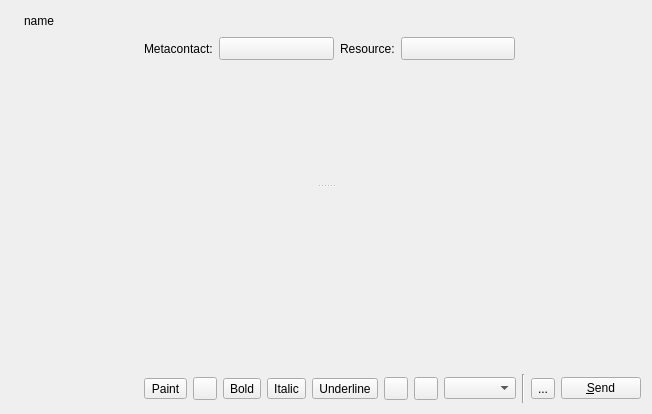
Before: the Qt Designer form widgets/chatwidget.ui in xmpp-graveyard/jabbim, drawn with Qt 5.
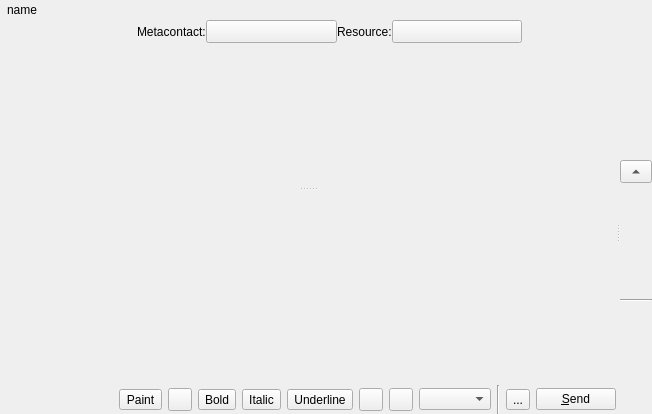
After: the same form once the commit is applied. Icons and pictures are not drawn.

```diff
--- a/widgets/chatwidget.ui
+++ b/widgets/chatwidget.ui
@@ -15,10 +15,20 @@
   <property name="windowTitle" >
    <string>Form</string>
   </property>
-  <layout class="QGridLayout" name="gridLayout_2" >
-   <item row="0" column="0" >
     <layout class="QGridLayout" name="gridLayout" >
-     <item rowspan="2" row="0" column="0" >
+   <property name="margin" >
+    <number>0</number>
+   </property>
+   <item row="0" column="0" >
+    <widget class="QWidget" native="1" name="widget" >
+     <layout class="QHBoxLayout" name="horizontalLayout_3" >
+      <property name="spacing" >
+       <number>0</number>
+      </property>
+      <property name="margin" >
+       <number>0</number>
+      </property>
+      <item>
       <widget class="QLabel" name="avatar" >
        <property name="text" >
         <string/>
@@ -28,7 +38,9 @@
        </property>
       </widget>
      </item>
-     <item row="0" column="1" >
+      <item>
+       <layout class="QVBoxLayout" name="verticalLayout_2" >
+        <item>
       <layout class="QHBoxLayout" name="horizontalLayout" >
        <item>
         <widget class="QLabel" name="label" >
@@ -68,7 +80,7 @@
        </item>
       </layout>
      </item>
-     <item row="1" column="1" >
+        <item>
       <layout class="QHBoxLayout" name="horizontalLayout_2" >
        <item>
         <widget class="QLabel" name="infoLabel" >
@@ -153,12 +165,41 @@
        </item>
       </layout>
      </item>
-     <item rowspan="2" row="0" column="2" >
+        <item>
+         <spacer name="verticalSpacer" >
+          <property name="orientation" >
+           <enum>Qt::Vertical</enum>
+          </property>
+          <property name="sizeType" >
+           <enum>QSizePolicy::Expanding</enum>
+          </property>
+          <property name="sizeHint" stdset="0" >
+           <size>
+            <width>1</width>
+            <height>1</height>
+           </size>
+          </property>
+         </spacer>
+        </item>
+       </layout>
+      </item>
+      <item>
       <widget class="QWidget" native="1" name="cool" />
      </item>
     </layout>
+    </widget>
    </item>
    <item row="1" column="0" >
+    <widget class="QSplitter" name="splitter_2" >
+     <property name="sizePolicy" >
+      <sizepolicy vsizetype="Expanding" hsizetype="Expanding" >
+       <horstretch>0</horstretch>
+       <verstretch>100</verstretch>
+      </sizepolicy>
+     </property>
+     <property name="orientation" >
+      <enum>Qt::Horizontal</enum>
+     </property>
     <widget class="QSplitter" name="splitter" >
      <property name="orientation" >
       <enum>Qt::Vertical</enum>
@@ -179,9 +220,6 @@
        <property name="margin" >
         <number>0</number>
        </property>
-       <item>
-        <widget class="QWidget" native="1" name="pluginWidget" />
-       </item>
        <item>
         <layout class="QHBoxLayout" >
          <property name="spacing" >
@@ -408,6 +446,52 @@
       </layout>
      </widget>
     </widget>
+     <widget class="QWidget" native="1" name="pluginWidget" >
+      <property name="minimumSize" >
+       <size>
+        <width>32</width>
+        <height>0</height>
+       </size>
+      </property>
+      <property name="maximumSize" >
+       <size>
+        <width>32</width>
+        <height>16777215</height>
+       </size>
+      </property>
+      <layout class="QVBoxLayout" name="verticalLayout" >
+       <property name="margin" >
+        <number>0</number>
+       </property>
+       <item>
+        <widget class="QToolButton" name="toolButton" >
+         <property name="sizePolicy" >
+          <sizepolicy vsizetype="Fixed" hsizetype="Expanding" >
+           <horstretch>0</horstretch>
+           <verstretch>0</verstretch>
+          </sizepolicy>
+         </property>
+         <property name="text" >
+          <string>...</string>
+         </property>
+         <property name="checkable" >
+          <bool>true</bool>
+         </property>
+         <property name="arrowType" >
+          <enum>Qt::UpArrow</enum>
+         </property>
+        </widget>
+       </item>
+       <item>
+        <widget class="Line" name="line_2" >
+         <property name="orientation" >
+          <enum>Qt::Horizontal</enum>
+         </property>
+        </widget>
+       </item>
+      </layout>
+     </widget>
+    </widget>
    </item>
   </layout>
  </widget>
```
Left out of the diff: 19 changed lines with no effect on the pictures. Lines whose indentation alone changed are shown as unchanged.
